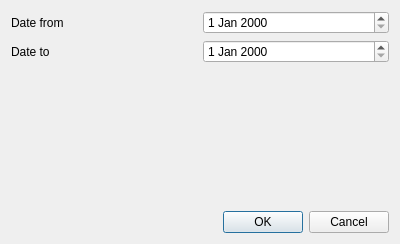
Qt form app/simplereportdialog.ui (DarkHobbit/homewallet) before a commit.
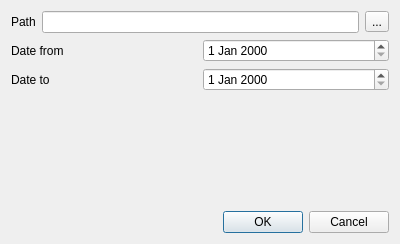
The same form after that commit. Icons and pictures are not drawn.

The edit to the form file:
```diff
--- a/app/simplereportdialog.ui
+++ b/app/simplereportdialog.ui
@@ -14,6 +14,30 @@
    <string/>
   </property>
   <layout class="QVBoxLayout" name="verticalLayout">
+   <item>
+    <layout class="QHBoxLayout" name="horizontalLayout">
+     <item>
+      <widget class="QLabel" name="lbPath">
+       <property name="text">
+        <string>Path</string>
+       </property>
+      </widget>
+     </item>
+     <item>
+      <widget class="QLineEdit" name="lePath"/>
+     </item>
+     <item>
+      <widget class="QToolButton" name="btnSetPath">
+       <property name="text">
+        <string>...</string>
+       </property>
+       <property name="icon">
+        <iconset theme="folder-open"/>
+       </property>
+      </widget>
+     </item>
+    </layout>
+   </item>
    <item>
     <layout class="QGridLayout" name="gridLayout">
      <item row="0" column="0">
```
